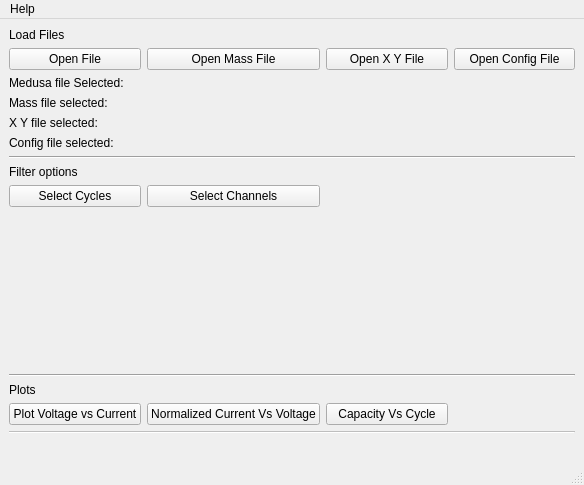
First picture: the form in karlie/view/app.ui, repository abdullahsumbal/data-analysis, before the edit.
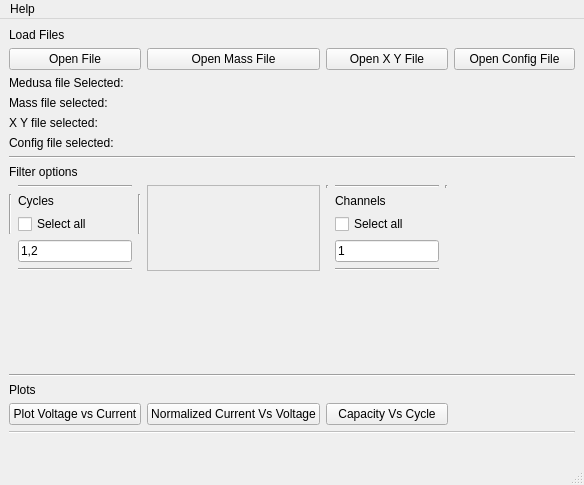
Second picture: the form after the edit.

Commit message: added view to select cycles and channel

```diff
--- a/karlie/view/app.ui
+++ b/karlie/view/app.ui
@@ -19,7 +19,7 @@
   <widget class="QWidget" name="centralwidget">
    <layout class="QVBoxLayout" name="verticalLayout">
     <item>
-     <layout class="QGridLayout" name="gridLayout" rowstretch="0,0,0,0,0,0,0,0,0,0,0,0,0,0,0,0,0" columnstretch="0,0,0,0">
+     <layout class="QGridLayout" name="gridLayout" rowstretch="0,0,0,0,0,0,0,0,0,0,0,0,0,0,0,0,0" columnstretch="1,1,1,1">
       <property name="sizeConstraint">
        <enum>QLayout::SetNoConstraint</enum>
       </property>
@@ -85,20 +85,6 @@
         </property>
        </widget>
       </item>
-      <item row="10" column="1">
-       <widget class="QPushButton" name="pushButton_7">
-        <property name="text">
-         <string>Select Channels</string>
-        </property>
-       </widget>
-      </item>
-      <item row="10" column="0">
-       <widget class="QPushButton" name="button_select_cycle">
-        <property name="text">
-         <string>Select Cycles</string>
-        </property>
-       </widget>
-      </item>
       <item row="1" column="0">
        <widget class="QPushButton" name="medusa_file_button">
         <property name="autoFillBackground">
@@ -185,6 +171,134 @@
         </property>
        </widget>
       </item>
+      <item row="10" column="0">
+       <layout class="QGridLayout" name="gridLayout_2">
+        <item row="1" column="0" rowspan="2">
+         <widget class="Line" name="line_4">
+          <property name="orientation">
+           <enum>Qt::Vertical</enum>
+          </property>
+         </widget>
+        </item>
+        <item row="2" column="1">
+         <widget class="QCheckBox" name="checkBox_3">
+          <property name="text">
+           <string>Select all</string>
+          </property>
+         </widget>
+        </item>
+        <item row="1" column="1">
+         <widget class="QLabel" name="label">
+          <property name="text">
+           <string>Cycles</string>
+          </property>
+         </widget>
+        </item>
+        <item row="1" column="2" rowspan="2">
+         <widget class="Line" name="line_5">
+          <property name="orientation">
+           <enum>Qt::Vertical</enum>
+          </property>
+         </widget>
+        </item>
+        <item row="4" column="1">
+         <widget class="Line" name="line_7">
+          <property name="orientation">
+           <enum>Qt::Horizontal</enum>
+          </property>
+         </widget>
+        </item>
+        <item row="0" column="1">
+         <widget class="Line" name="line_6">
+          <property name="orientation">
+           <enum>Qt::Horizontal</enum>
+          </property>
+         </widget>
+        </item>
+        <item row="3" column="1">
+         <widget class="QLineEdit" name="lineEdit">
+          <property name="inputMask">
+           <string>1,2</string>
+          </property>
+          <property name="text">
+           <string>1,2</string>
+          </property>
+          <property name="placeholderText">
+           <string>Enter cycles</string>
+          </property>
+         </widget>
+        </item>
+       </layout>
+      </item>
+      <item row="10" column="1">
+       <widget class="QFrame" name="frame">
+        <property name="frameShape">
+         <enum>QFrame::StyledPanel</enum>
+        </property>
+        <property name="frameShadow">
+         <enum>QFrame::Raised</enum>
+        </property>
+        <property name="lineWidth">
+         <number>6</number>
+        </property>
+       </widget>
+      </item>
+      <item row="10" column="2">
+       <layout class="QGridLayout" name="gridLayout_3">
+        <item row="0" column="1">
+         <widget class="Line" name="line_8">
+          <property name="orientation">
+           <enum>Qt::Horizontal</enum>
+          </property>
+         </widget>
+        </item>
+        <item row="1" column="1">
+         <widget class="QLabel" name="label_5">
+          <property name="text">
+           <string>Channels</string>
+          </property>
+         </widget>
+        </item>
+        <item row="2" column="1">
+         <widget class="QCheckBox" name="checkBox_4">
+          <property name="text">
+           <string>Select all</string>
+          </property>
+         </widget>
+        </item>
+        <item row="0" column="0">
+         <widget class="Line" name="line_9">
+          <property name="orientation">
+           <enum>Qt::Vertical</enum>
+          </property>
+         </widget>
+        </item>
+        <item row="4" column="1">
+         <widget class="Line" name="line_11">
+          <property name="orientation">
+           <enum>Qt::Horizontal</enum>
+          </property>
+         </widget>
+        </item>
+        <item row="0" column="2">
+         <widget class="Line" name="line_10">
+          <property name="orientation">
+           <enum>Qt::Vertical</enum>
+          </property>
+         </widget>
+        </item>
+        <item row="3" column="1">
+         <widget class="QLineEdit" name="lineEdit_3">
+          <property name="text">
+           <string>1</string>
+          </property>
+          <property name="placeholderText">
+           <string>Enter a Channel</string>
+          </property>
+         </widget>
+        </item>
+       </layout>
+      </item>
      </layout>
     </item>
    </layout>
```
The commit also changes 4 other files.
